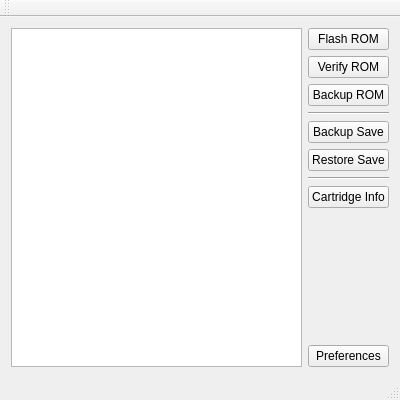
First picture: the form in src/ui/qt/mainwindow.ui, repository TheFlav/Flash-Masta-Desktop, before the edit.
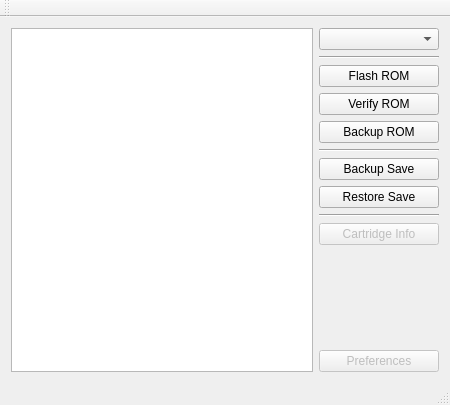
Second picture: the form after the edit.

Commit message: + Added game system selection box + Buttons automatically disable/enable based on game system selection + Hooked up ngp and ws functionality to ui

The edit to the form file:
```diff
--- a/src/ui/qt/mainwindow.ui
+++ b/src/ui/qt/mainwindow.ui
@@ -6,8 +6,8 @@
    <rect>
     <x>0</x>
     <y>0</y>
-    <width>400</width>
-    <height>400</height>
+    <width>450</width>
+    <height>405</height>
    </rect>
   </property>
   <property name="minimumSize">
@@ -42,6 +42,30 @@
     </item>
     <item>
      <layout class="QVBoxLayout" name="verticalLayout">
+      <item>
+       <widget class="QComboBox" name="combobox_system_type">
+        <property name="currentIndex">
+         <number>-1</number>
+        </property>
+        <item>
+         <property name="text">
+          <string>Neo Geo Pocket</string>
+         </property>
+        </item>
+        <item>
+         <property name="text">
+          <string>WonderSwan</string>
+         </property>
+        </item>
+       </widget>
+      </item>
+      <item>
+       <widget class="Line" name="line_3">
+        <property name="orientation">
+         <enum>Qt::Horizontal</enum>
+        </property>
+       </widget>
+      </item>
       <item>
        <widget class="QPushButton" name="button_flash_rom">
         <property name="text">
@@ -96,6 +120,9 @@
       </item>
       <item>
        <widget class="QPushButton" name="button_cartridge_info">
+        <property name="enabled">
+         <bool>false</bool>
+        </property>
         <property name="text">
          <string>Cartridge Info</string>
         </property>
@@ -116,6 +143,9 @@
       </item>
       <item>
        <widget class="QPushButton" name="button_preferences">
+        <property name="enabled">
+         <bool>false</bool>
+        </property>
         <property name="text">
          <string>Preferences</string>
         </property>
```
Left out of the diff: 2 changed lines with no effect on the pictures. The commit also changes 2 other files.
